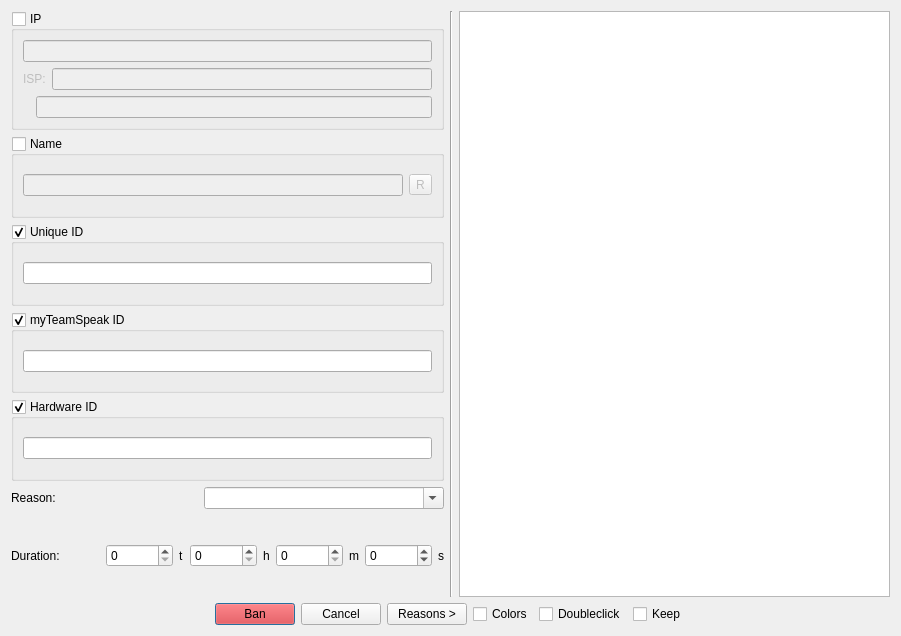
The window that scripts/customBan/ban.ui (Bluscream/pyTSon_plugins) describes before a commit, drawn with Qt 5.
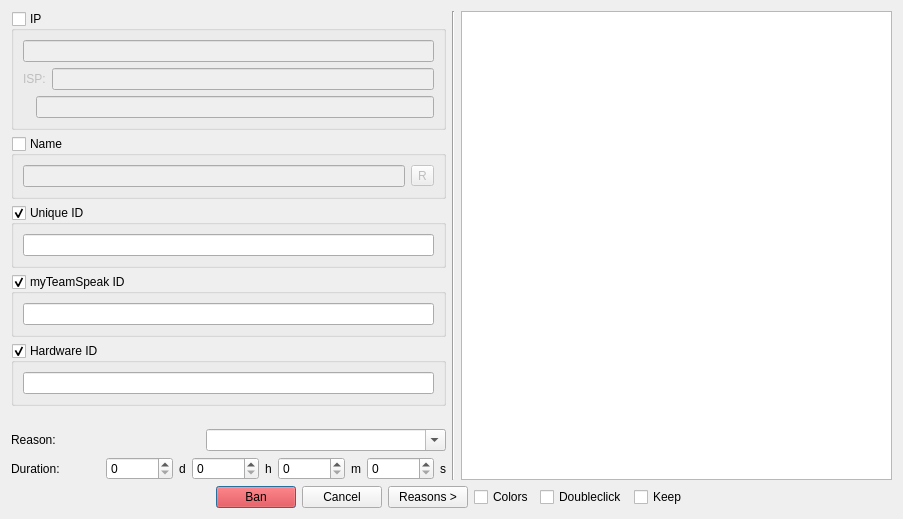
The same window after the commit.

Patch:
```diff
--- a/scripts/customBan/ban.ui
+++ b/scripts/customBan/ban.ui
@@ -7,8 +7,8 @@
    <rect>
     <x>0</x>
     <y>0</y>
-    <width>901</width>
-    <height>636</height>
+    <width>903</width>
+    <height>519</height>
    </rect>
   </property>
   <property name="windowTitle">
@@ -170,6 +170,19 @@
          </layout>
         </widget>
        </item>
+       <item>
+        <spacer name="verticalSpacer">
+         <property name="orientation">
+          <enum>Qt::Vertical</enum>
+         </property>
+         <property name="sizeHint" stdset="0">
+          <size>
+           <width>20</width>
+           <height>40</height>
+          </size>
+         </property>
+        </spacer>
+       </item>
        <item>
         <layout class="QHBoxLayout" name="horizontalLayout_2">
          <item>
@@ -232,7 +245,7 @@
          <item>
           <widget class="QLabel" name="label_6">
            <property name="text">
-            <string>t</string>
+            <string>d</string>
            </property>
           </widget>
          </item>
@@ -284,8 +297,11 @@
              <height>0</height>
             </size>
            </property>
+           <property name="showGroupSeparator" stdset="0">
+            <bool>false</bool>
+           </property>
            <property name="minimum">
-            <number>-1</number>
+            <number>0</number>
            </property>
            <property name="maximum">
             <number>999999999</number>
```
